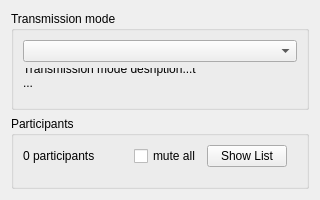
First picture: the form in UiModule/ui/VoiceControl.ui, repository realXtend/tundra, before the edit.
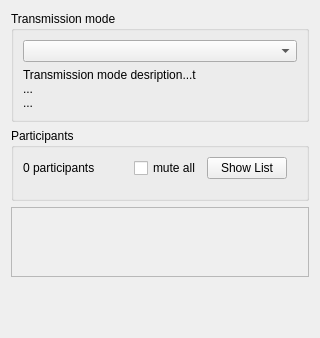
Second picture: the form after the edit.

Commit message: Added voice participant list to voice control widget.

What changed in the file:
```diff
--- a/UiModule/ui/VoiceControl.ui
+++ b/UiModule/ui/VoiceControl.ui
@@ -7,7 +7,7 @@
     <x>0</x>
     <y>0</y>
     <width>320</width>
-    <height>200</height>
+    <height>338</height>
    </rect>
   </property>
   <property name="minimumSize">
@@ -103,6 +103,51 @@
      </layout>
     </widget>
    </item>
+   <item>
+    <widget class="QScrollArea" name="scrollArea">
+     <property name="widgetResizable">
+      <bool>true</bool>
+     </property>
+     <widget class="QWidget" name="userListScrollAreaWidgetContents">
+      <property name="geometry">
+       <rect>
+        <x>0</x>
+        <y>0</y>
+        <width>300</width>
+        <height>69</height>
+       </rect>
+      </property>
+      <layout class="QGridLayout" name="gridLayout">
+       <property name="margin">
+        <number>2</number>
+       </property>
+       <property name="spacing">
+        <number>2</number>
+       </property>
+       <item row="0" column="0">
+        <layout class="QVBoxLayout" name="userListLayout">
+         <property name="spacing">
+          <number>2</number>
+         </property>
+         <item>
+          <spacer name="verticalSpacer_2">
+           <property name="orientation">
+            <enum>Qt::Vertical</enum>
+           </property>
+           <property name="sizeHint" stdset="0">
+            <size>
+             <width>20</width>
+             <height>40</height>
+            </size>
+           </property>
+          </spacer>
+         </item>
+        </layout>
+       </item>
+      </layout>
+     </widget>
+    </widget>
+   </item>
    <item>
     <spacer name="verticalSpacer">
      <property name="orientation">
```
The commit also changes 4 other files.
